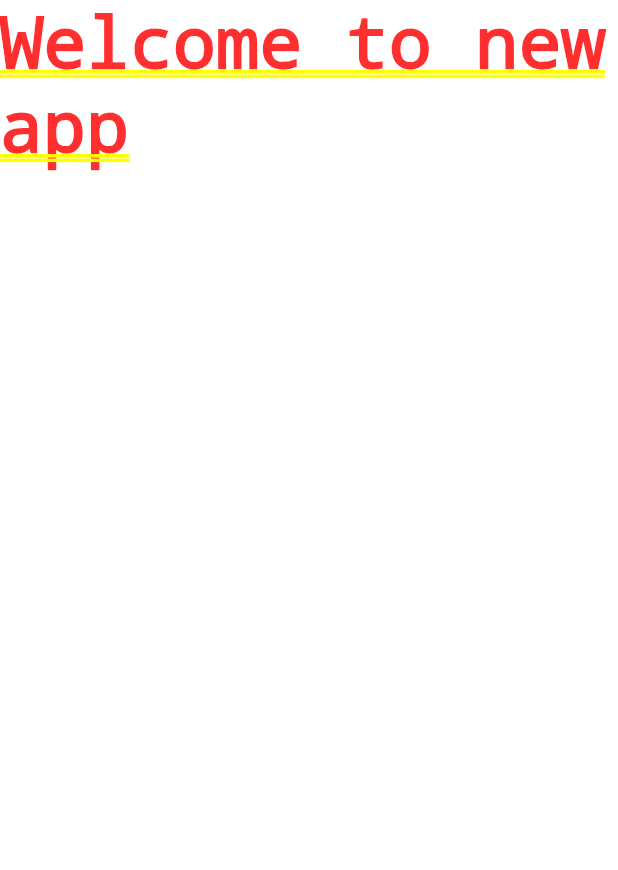
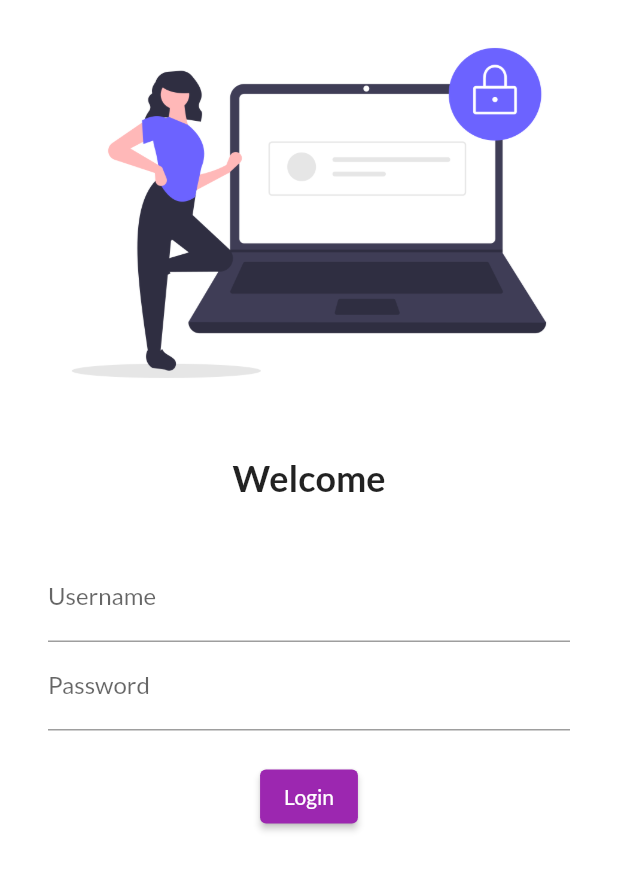
Before and after one commit to chayan-dev/flutter_application_1, a Flutter app: the screen it shows after launch, on a phone screen of 412 x 824 dp. Shown: the top 870 px of the screen. Run offline on Flutter 3.47's test engine with Material 2 defaults, Android fonts, the phone set to English and light mode, and no system bars; our stand-ins replace google_fonts.

Commit message:
till day4

```diff
--- a/lib/main.dart
+++ b/lib/main.dart
@@ -1,19 +1,30 @@
 import 'package:flutter/material.dart';
+import 'package:flutter_application_1/pages/home_page.dart';
+import 'package:flutter_application_1/pages/login_page.dart';
+import 'package:google_fonts/google_fonts.dart';
 
 void main(List<String> args) {
   runApp(MyApp());
 }
-
 
 class MyApp extends StatelessWidget {
   const MyApp({Key? key}) : super(key: key);
 
   @override
   Widget build(BuildContext context) {
+
     return MaterialApp(
-      home: Container(
-        child: Text("Welcome to new app"),
+      theme: ThemeData(
+        primarySwatch: Colors.purple,
+        fontFamily: GoogleFonts.lato().fontFamily
       ),
+      // home: HomePage(),
+      // initialRoute: "/home",
+      routes: {
+        "/": (context)=> LoginPage(),
+        "/home": (context)=> HomePage(),
+        "/login": (context) => LoginPage()
+      },
     );
   }
 }
--- /dev/null
+++ b/lib/pages/home_page.dart
@@ -0,0 +1,21 @@
+import 'package:flutter/material.dart';
+
+class HomePage extends StatelessWidget {
+
+  final int days=30;
+
+  @override
+  Widget build(BuildContext context) {
+    return Scaffold(
+      appBar: AppBar(
+        title: Text("Catalogue App"),
+      ),
+      body: Center(
+        child: Container(
+          child: Text("Welcome to $days days of flutter"),
+        ),
+      ),
+      drawer: Drawer(),
+    );
+  }
+}
--- /dev/null
+++ b/lib/pages/login_page.dart
@@ -0,0 +1,67 @@
+import 'package:flutter/material.dart';
+
+class LoginPage extends StatelessWidget {
+  @override
+  Widget build(BuildContext context) {
+    return Material(
+      color: Colors.white,
+      child: Column(
+        children: [
+          Image.asset(
+            "assets/images/login_image.png",
+            fit: BoxFit.cover,
+          ),
+          const SizedBox(
+            height: 20.0,
+          ),
+          const Text("Welcome",
+              style: const TextStyle(fontSize: 24, fontWeight: FontWeight.bold)
+          ),
+          const SizedBox(
+            height: 20.0,
+          ),
+          Padding(
+            padding: const EdgeInsets.symmetric(vertical:16.0, horizontal: 32.0),
+            child: Column(
+              children: [
+                TextFormField(
+              decoration: const InputDecoration(
+                hintText: "Enter Username",
+                labelText: "Username"
+              ),
+            ),
+
+            TextFormField(
+              obscureText: true,
+              decoration: const InputDecoration(
+                hintText: "Enter Password",
+                labelText: "Password"
+              ),
+            ),
+            const SizedBox(
+              height: 20.0,
+            ),
+            ElevatedButton(child: Text("Login"),
+            style: TextButton.styleFrom(),
+            onPressed: (){
+              print("hi world");
+            },
+
+            )
+              ],
+            ),
+          )
+
+        ],
+      ),
+
+      // child: Center(
+      //   child: Text(
+      //     "Login Page",
+      //     style: TextStyle(
+      //         fontSize: 20, color: Colors.green, fontWeight: FontWeight.bold),
+      //   ),
+      // ),
+    );
+  }
+}
```
Also changed, not shown: pubspec.yaml (+5 -2 lines), assets/images/login_image.png (added), pubspec.lock, 1 other file.
